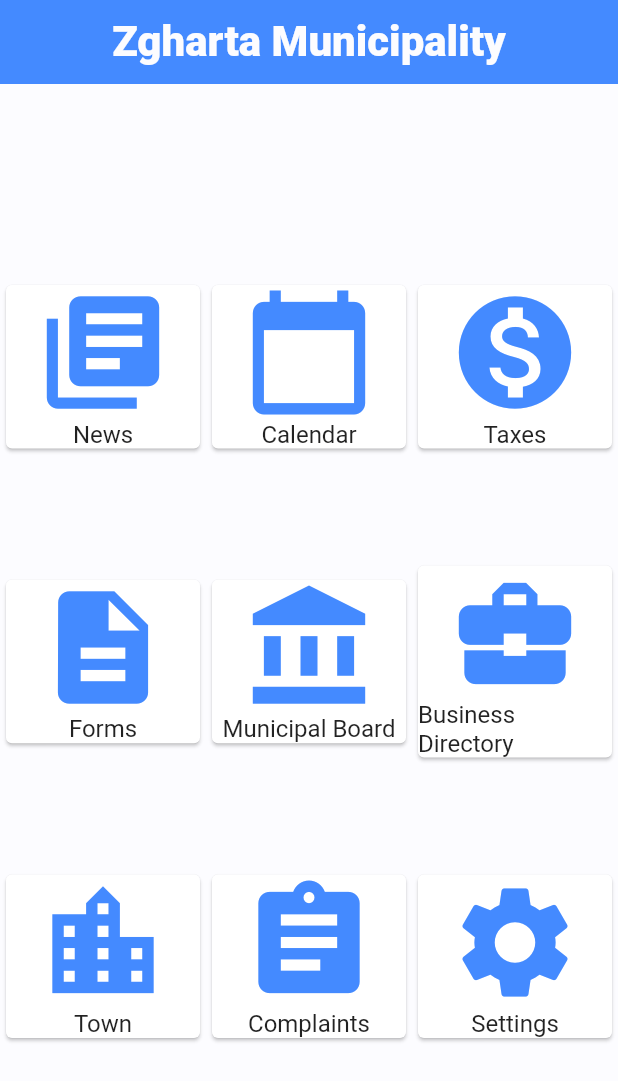
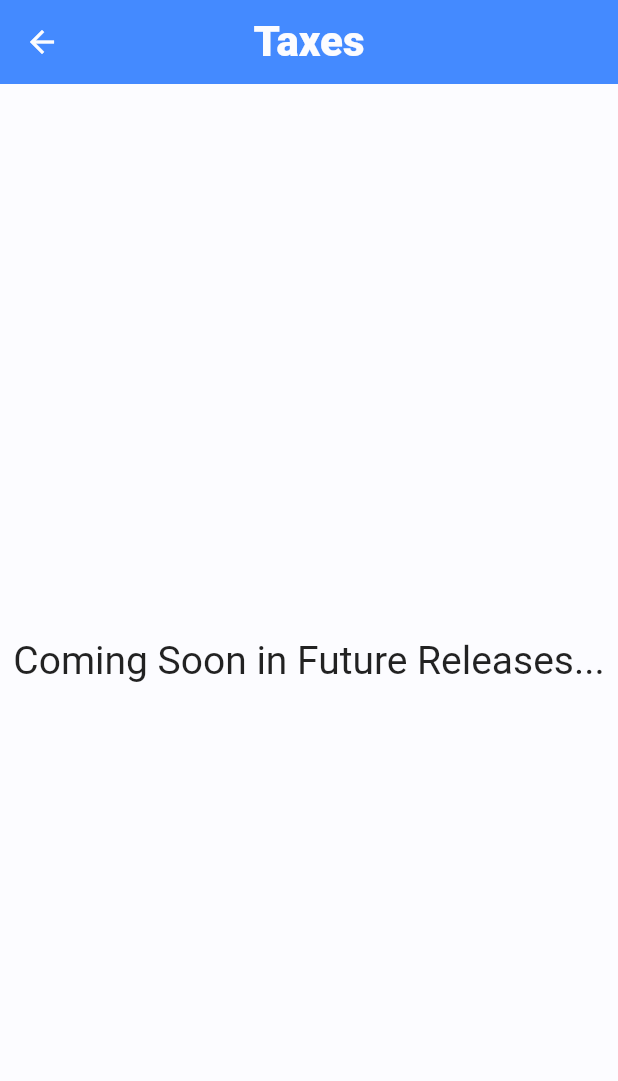
Before and after one commit to atraboulsi27/BaladiyehApp, a Flutter app: the screen it shows after launch, after a tap on "Taxes", on a phone screen of 412 x 824 dp. Shown: the top 1081 px of the screen. Run offline on Flutter 3.47's test engine with Material 2 defaults, Android fonts, the phone set to English and light mode, and no system bars; our stand-ins replace carousel_slider, flutter_html, table_calendar; missing offline and left inert: flutter_full_pdf_viewer, flutter_share, mailer.

Commit message:
Taxes Page

```diff
--- a/lib/views/home.dart
+++ b/lib/views/home.dart
@@ -1,3 +1,4 @@
+import 'package:baladiyeh/views/taxes.dart';
 import 'package:baladiyeh/views/town.dart';
 import 'package:flutter/material.dart';
 import 'package:baladiyeh/views/generalnews.dart';
@@ -56,11 +57,11 @@ class _MainPageState extends State<MainPage> {
               Expanded(
                 child: GestureDetector(
                   onTap:() {
-                    // Navigator.push(context,
-                    //   new MaterialPageRoute(
-                    //     builder: (context) => Forms()
-                    //   )
-                    // );
+                    Navigator.push(context,
+                      new MaterialPageRoute(
+                        builder: (context) => Taxes()
+                      )
+                    );
                   },
                   child: buttonCard("Taxes", Icons.monetization_on),
                 )
--- /dev/null
+++ b/lib/views/taxes.dart
@@ -0,0 +1,37 @@
+import 'package:flutter/material.dart';
+
+class Taxes extends StatefulWidget{
+
+  @override
+  _TaxesState createState() => _TaxesState();
+}
+
+class _TaxesState extends State<Taxes>{
+  @override
+  Widget build(BuildContext context){
+    return Scaffold(
+      appBar: AppBar(
+        title: Text("Taxes"),
+        centerTitle: true,
+      ),
+      body: Container(
+        child: Column(
+          mainAxisAlignment: MainAxisAlignment.center,
+          children: <Widget>[
+            Row(
+              mainAxisAlignment: MainAxisAlignment.center,
+              children: <Widget>[
+                Text(
+                  "Coming Soon in Future Releases...",
+                  style: TextStyle(
+                    fontSize: 26
+                  ),
+                )
+              ],
+            )
+          ],
+        ),
+      ),
+    );
+  }
+}
```
